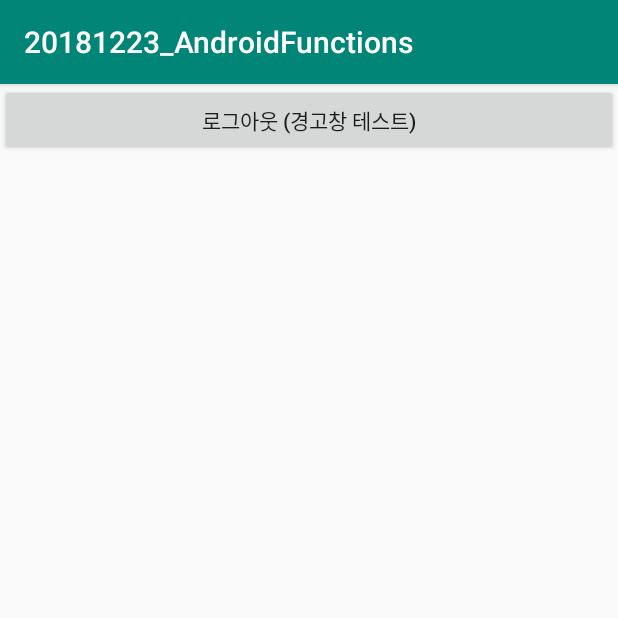
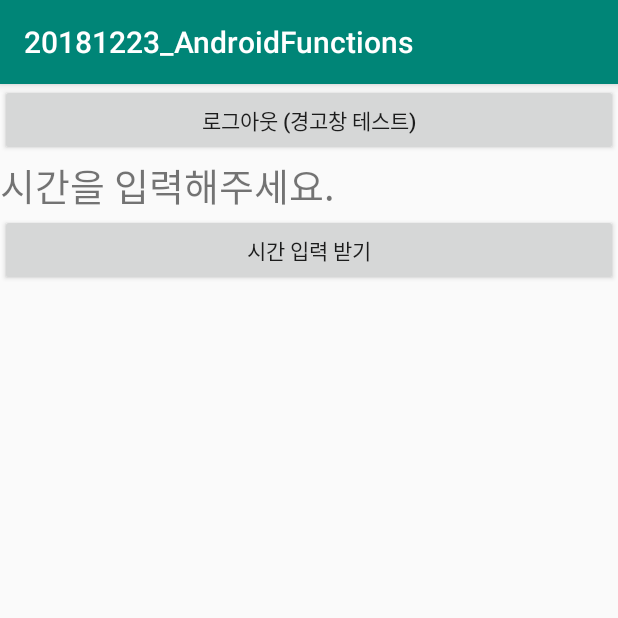
Before and after one commit to mmacarons/20181223_AndroidFunctions, an Android app: the screen it shows after launch (MainActivity), on a phone screen of 412 x 824 dp, the top half of it. Run offline under Robolectric (Android 15) with nearby library versions, the phone set to English and light mode, and no system bars.

Commit message:
타임피커 다이얼로그 예시

```diff
--- a/app/src/main/java/kr/tjit/a20181223_androidfunctions/MainActivity.java
+++ b/app/src/main/java/kr/tjit/a20181223_androidfunctions/MainActivity.java
@@ -1,15 +1,20 @@
 package kr.tjit.a20181223_androidfunctions;
 
+import android.app.TimePickerDialog;
 import android.content.DialogInterface;
 import android.os.Bundle;
 import android.support.v7.app.AlertDialog;
 import android.view.View;
 import android.widget.Button;
+import android.widget.TextView;
+import android.widget.TimePicker;
 import android.widget.Toast;
 
 public class MainActivity extends BaseActivity {
 
     private android.widget.Button logoutBtn;
+    private android.widget.TextView timeTxt;
+    private Button timePickerBtn;
 
     @Override
     protected void onCreate(Bundle savedInstanceState) {
@@ -44,6 +49,24 @@ public class MainActivity extends BaseActivity {
             }
         });
 
+
+        timePickerBtn.setOnClickListener(new View.OnClickListener() {
+            @Override
+            public void onClick(View v) {
+
+                TimePickerDialog.OnTimeSetListener otsl = new TimePickerDialog.OnTimeSetListener() {
+                    @Override
+                    public void onTimeSet(TimePicker view, int hourOfDay, int minute) {
+                        String selectedTime = String.format("%d시 %d분", hourOfDay, minute);
+                        timeTxt.setText(selectedTime);
+                    }
+                };
+
+                TimePickerDialog tpd = new TimePickerDialog(mContext, otsl, 13, 30, false);
+                tpd.show();
+
+            }
+        });
     }
 
     @Override
@@ -53,6 +76,8 @@ public class MainActivity extends BaseActivity {
 
     @Override
     public void bindViews() {
+        this.timePickerBtn = (Button) findViewById(R.id.timePickerBtn);
+        this.timeTxt = (TextView) findViewById(R.id.timeTxt);
         this.logoutBtn = (Button) findViewById(R.id.logoutBtn);
     }
 }
--- a/app/src/main/res/layout/activity_main.xml
+++ b/app/src/main/res/layout/activity_main.xml
@@ -13,5 +13,17 @@
         android:layout_height="wrap_content"
         android:text="로그아웃 (경고창 테스트)"/>
 
+    <TextView
+        android:id="@+id/timeTxt"
+        android:layout_width="wrap_content"
+        android:layout_height="wrap_content"
+        android:textSize="25sp"
+        android:text="시간을 입력해주세요."/>
+    <Button
+        android:id="@+id/timePickerBtn"
+        android:layout_width="match_parent"
+        android:layout_height="wrap_content"
+        android:text="시간 입력 받기"/>
+
 
 </LinearLayout>
```
